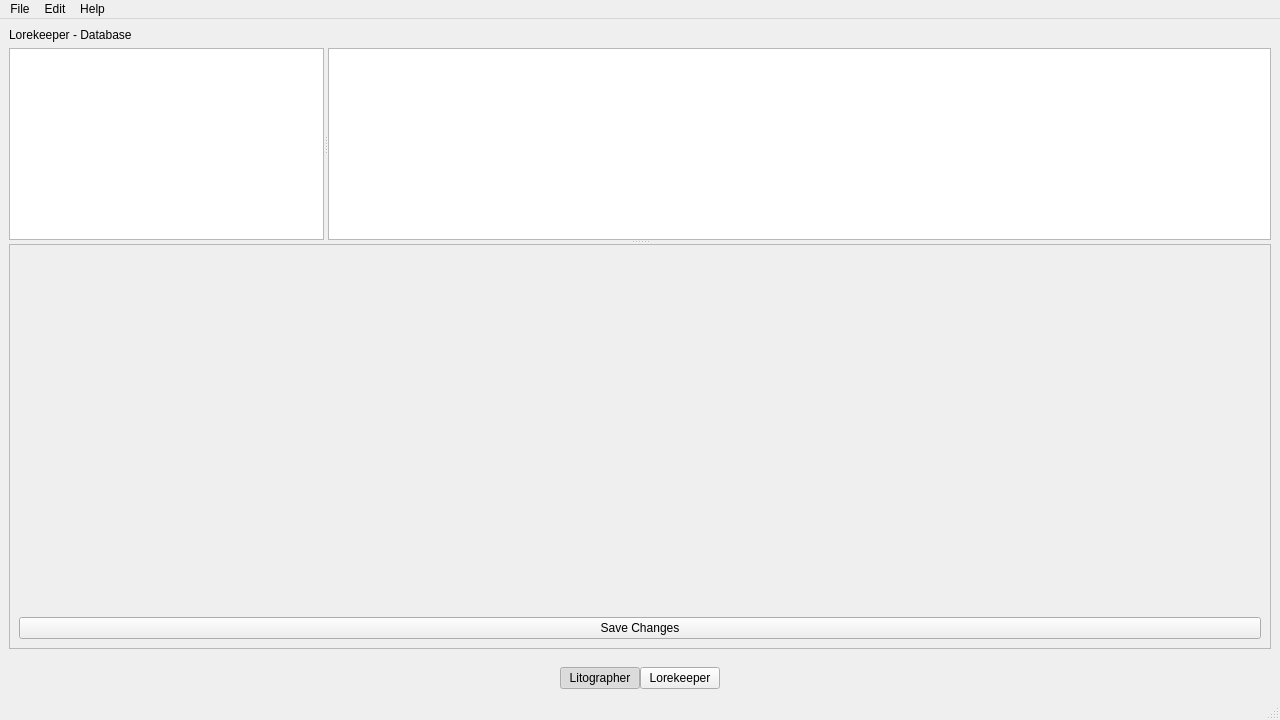
Above: storymaster/view/common/storymaster_main.ui from Bohndiggin/storymaster before the change. Below: the same form after it.
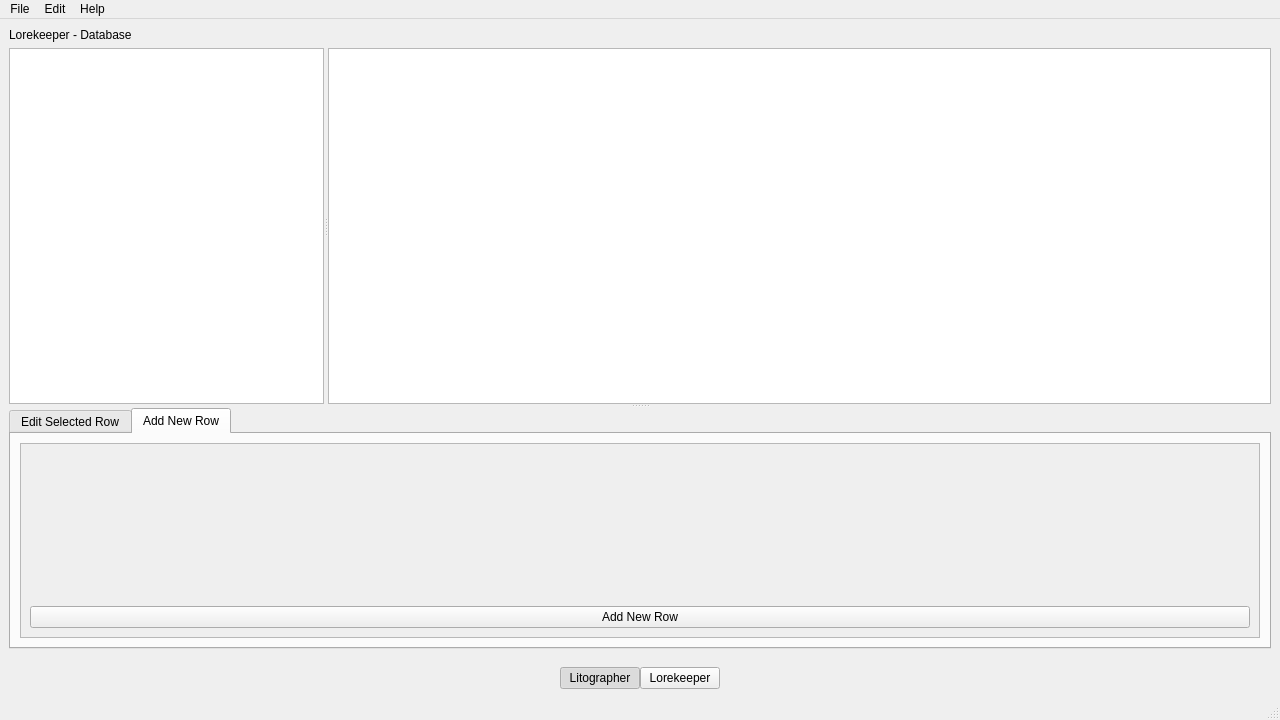
That is the form after the change. The open tabs and pages were chosen to show the change.

```diff
--- a/storymaster/view/common/storymaster_main.ui
+++ b/storymaster/view/common/storymaster_main.ui
@@ -295,19 +295,17 @@
             </property>
            </widget>
           </widget>
+          <widget class="QTabWidget" name="formTabWidget">
+           <property name="currentIndex">
+            <number>0</number>
+           </property>
+           <widget class="QWidget" name="editTab">
+            <attribute name="title">
+             <string>Edit Selected Row</string>
+            </attribute>
+            <layout class="QVBoxLayout" name="verticalLayout_6">
+             <item>
           <widget class="QScrollArea" name="editFormScrollArea">
-           <property name="sizePolicy">
-            <sizepolicy hsizetype="Expanding" vsizetype="Expanding">
-             <horstretch>0</horstretch>
-             <verstretch>1</verstretch>
-            </sizepolicy>
-           </property>
-           <property name="minimumSize">
-            <size>
-             <width>0</width>
-             <height>150</height>
-            </size>
-           </property>
            <property name="widgetResizable">
             <bool>true</bool>
            </property>
@@ -316,13 +314,10 @@
              <rect>
               <x>0</x>
               <y>0</y>
-              <width>1278</width>
-              <height>148</height>
-             </rect>
-            </property>
-            <property name="objectName">
-             <string>editFormWidget</string>
-            </property>
+                  <width>1270</width>
+                  <height>123</height>
+                 </rect>
+                </property>
             <layout class="QVBoxLayout" name="verticalLayout_5">
              <item>
               <layout class="QFormLayout" name="editFormLayout"/>
@@ -345,6 +340,59 @@
                <property name="text">
                 <string>Save Changes</string>
                </property>
+                  </widget>
+                 </item>
+                </layout>
+               </widget>
+              </widget>
+             </item>
+            </layout>
+           </widget>
+           <widget class="QWidget" name="addTab">
+            <attribute name="title">
+             <string>Add New Row</string>
+            </attribute>
+            <layout class="QVBoxLayout" name="verticalLayout_8">
+             <item>
+              <widget class="QScrollArea" name="addFormScrollArea">
+               <property name="widgetResizable">
+                <bool>true</bool>
+               </property>
+               <widget class="QWidget" name="addFormWidget">
+                <property name="geometry">
+                 <rect>
+                  <x>0</x>
+                  <y>0</y>
+                  <width>1270</width>
+                  <height>123</height>
+                 </rect>
+                </property>
+                <layout class="QVBoxLayout" name="verticalLayout_7">
+                 <item>
+                  <layout class="QFormLayout" name="addFormLayout"/>
+                 </item>
+                 <item>
+                  <spacer name="verticalSpacer_2">
+                   <property name="orientation">
+                    <enum>Qt::Vertical</enum>
+                   </property>
+                   <property name="sizeHint" stdset="0">
+                    <size>
+                     <width>20</width>
+                     <height>40</height>
+                    </size>
+                   </property>
+                  </spacer>
+                 </item>
+                 <item>
+                  <widget class="QPushButton" name="addNewRowButton">
+                   <property name="text">
+                    <string>Add New Row</string>
+                   </property>
+                  </widget>
+                 </item>
+                </layout>
+               </widget>
               </widget>
              </item>
             </layout>
```
Left out of the diff: 40 changed lines with no effect on the pictures. Lines whose indentation alone changed are shown as unchanged.
